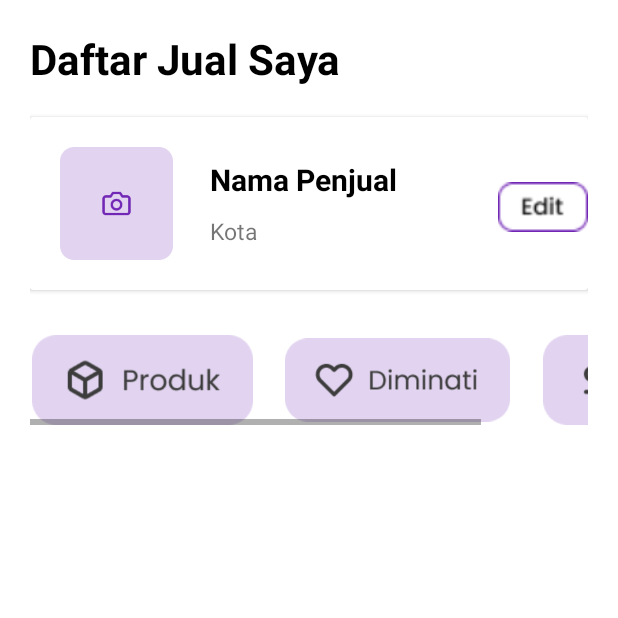
After one commit to ikhwanma/SecondHand, an Android app: the fragment DaftarJualSayaFragment shown on its own in the app's theme, on a phone screen of 412 x 824 dp, the top half of it. The commit adds this screen. Run offline under Robolectric (Android 15) with nearby library versions, the phone set to English and light mode, and no system bars.

Commit message:
Selesai layout daftar jual saya

```diff
--- /dev/null
+++ b/app/src/main/java/binar/lima/satu/secondhand/view/fragment/DaftarJualSayaFragment.kt
@@ -0,0 +1,18 @@
+package binar.lima.satu.secondhand.view.fragment
+
+import android.os.Bundle
+import androidx.fragment.app.Fragment
+import android.view.LayoutInflater
+import android.view.View
+import android.view.ViewGroup
+import binar.lima.satu.secondhand.R
+
+class DaftarJualSayaFragment : Fragment() {
+    override fun onCreateView(
+        inflater: LayoutInflater, container: ViewGroup?,
+        savedInstanceState: Bundle?
+    ): View? {
+        // Inflate the layout for this fragment
+        return inflater.inflate(R.layout.fragment_daftar_jual_saya, container, false)
+    }
+}
--- /dev/null
+++ b/app/src/main/res/layout/fragment_daftar_jual_saya.xml
@@ -0,0 +1,96 @@
+<?xml version="1.0" encoding="utf-8"?>
+<LinearLayout
+    android:orientation="vertical"
+    android:layout_margin="20dp"
+    xmlns:android="http://schemas.android.com/apk/res/android"
+    xmlns:tools="http://schemas.android.com/tools"
+    android:layout_width="match_parent"
+    android:layout_height="match_parent"
+    tools:context=".view.fragment.DaftarJualSayaFragment">
+
+    <TextView
+        style="@style/TextViewStyle"
+        android:text="@string/daftar_jual_saya"
+        android:textSize="28sp"
+        android:textStyle="bold" />
+
+    <androidx.cardview.widget.CardView
+        android:layout_marginTop="20dp"
+        android:layout_width="match_parent"
+        android:layout_height="wrap_content">
+
+        <ImageView
+            android:layout_margin="20dp"
+            android:layout_width="75dp"
+            android:layout_height="75dp"
+            android:src="@drawable/ic_photo_profile"/>
+
+        <LinearLayout
+            android:layout_marginStart="120dp"
+            android:orientation="vertical"
+            android:layout_gravity="center_vertical"
+            android:layout_width="match_parent"
+            android:layout_height="wrap_content">
+
+            <TextView
+                android:layout_width="wrap_content"
+                android:layout_height="wrap_content"
+                android:text="@string/nama_penjual"
+                android:textStyle="bold"
+                android:textColor="@color/black"
+                android:textSize="20dp"/>
+
+            <TextView
+                android:layout_marginTop="10dp"
+                android:layout_width="wrap_content"
+                android:layout_height="wrap_content"
+                android:text="@string/kota"
+                android:textSize="15dp"/>
+
+        </LinearLayout>
+
+        <RelativeLayout
+            android:layout_width="match_parent"
+            android:layout_height="match_parent">
+            <ImageView
+                android:layout_alignParentRight="true"
+                android:layout_marginTop="30dp"
+                android:layout_marginStart="200dp"
+                android:layout_width="60dp"
+                android:layout_height="60dp"
+                android:src="@drawable/ic_edit"/>
+        </RelativeLayout>
+    </androidx.cardview.widget.CardView>
+
+    <HorizontalScrollView
+        android:layout_width="match_parent"
+        android:layout_height="wrap_content"
+        android:layout_marginTop="30dp">
+
+        <LinearLayout
+            android:orientation="horizontal"
+            android:layout_width="match_parent"
+            android:layout_height="wrap_content">
+
+            <ImageView
+                android:layout_width="150dp"
+                android:layout_height="60dp"
+                android:layout_marginEnd="20dp"
+                android:src="@drawable/ic_btn_produk" />
+
+            <ImageView
+                android:layout_width="150dp"
+                android:layout_height="60dp"
+                android:layout_marginEnd="20dp"
+                android:src="@drawable/ic_btn_diminati" />
+
+            <ImageView
+                android:layout_width="120dp"
+                android:layout_height="60dp"
+                android:src="@drawable/ic_btn_terjual" />
+
+        </LinearLayout>
+
+    </HorizontalScrollView>
+
+</LinearLayout>
--- a/app/src/main/res/values/strings.xml
+++ b/app/src/main/res/values/strings.xml
@@ -43,4 +43,6 @@
     <string name="notifikasi">Notifikasi</string>
     <string name="jual">Jual</string>
     <string name="profile">Profile</string>
+    <string name="daftar_jual_saya">Daftar Jual Saya</string>
+    <string name="nama_penjual">Nama Penjual</string>
 </resources>
```
Also changed, not shown: app/src/main/res/drawable-v24/ic_btn_diminati.png (added), app/src/main/res/drawable-v24/ic_btn_produk.png (added), app/src/main/res/drawable-v24/ic_btn_terjual.png (added), app/src/main/res/drawable-v24/ic_edit.png (added).
